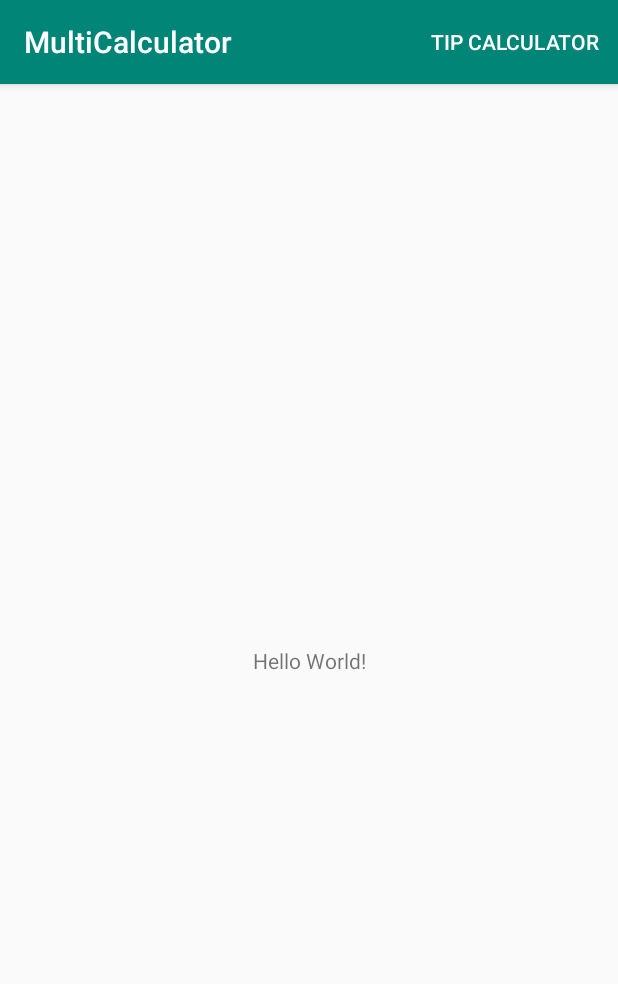
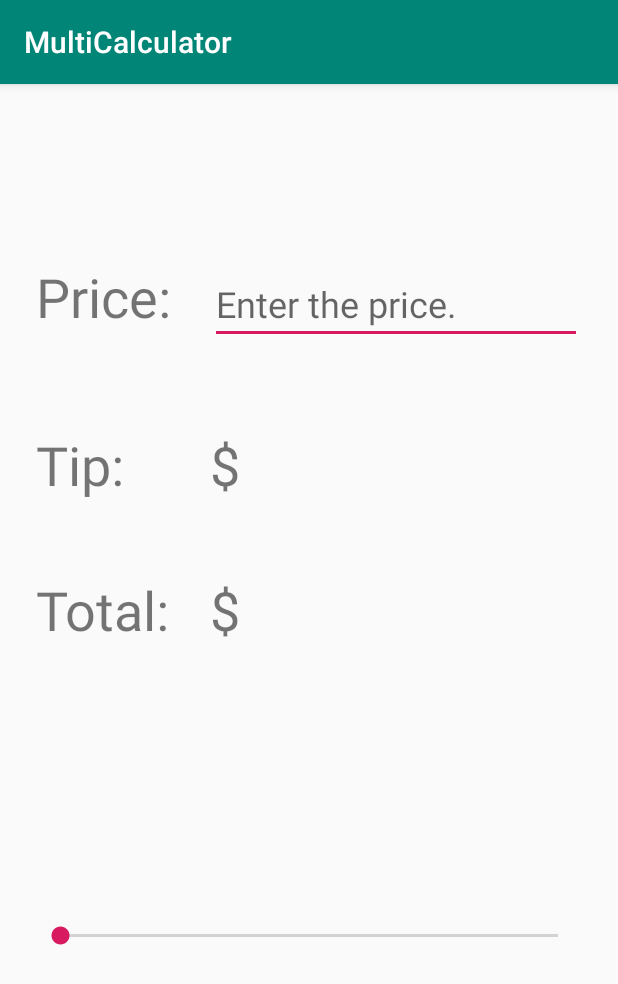
Before and after one commit to stephencordasco/MultiCalculator, an Android app: the screen it shows after launch (MainActivity before the commit, TipCalculatorActivity after it), after a tap on "TIP CALCULATOR", on a phone screen of 412 x 824 dp. Shown: the top 984 px of the screen. Run offline under Robolectric (Android 15) with nearby library versions, the phone set to English and light mode, and no system bars.

Commit message:
Action bar menu item creates second activity, TipCalculatorActivity. Designed layout for TipCalculatorActivity.

```diff
--- a/app/build.gradle
+++ b/app/build.gradle
@@ -24,7 +24,7 @@ android {
 
 dependencies {
     implementation fileTree(dir: 'libs', include: ['*.jar'])
-    implementation"org.jetbrains.kotlin:kotlin-stdlib-jdk7:$kotlin_version"
+    implementation "org.jetbrains.kotlin:kotlin-stdlib-jdk7:$kotlin_version"
     implementation 'com.android.support:appcompat-v7:28.0.0'
     implementation 'com.android.support.constraint:constraint-layout:1.1.3'
     testImplementation 'junit:junit:4.12'
--- a/app/src/main/AndroidManifest.xml
+++ b/app/src/main/AndroidManifest.xml
@@ -16,6 +16,8 @@
                 <category android:name="android.intent.category.LAUNCHER"/>
             </intent-filter>
         </activity>
+        <activity android:name=".TipCalculatorActivity">
+        </activity>
     </application>
 
 </manifest>
--- a/app/src/main/java/com/example/steph/multicalculator/MainActivity.kt
+++ b/app/src/main/java/com/example/steph/multicalculator/MainActivity.kt
@@ -1,10 +1,10 @@
 package com.example.steph.multicalculator
 
+import android.content.Intent
 import android.support.v7.app.AppCompatActivity
 import android.os.Bundle
 import android.view.Menu
 import android.view.MenuItem
-import android.widget.Toast
 
 class MainActivity : AppCompatActivity() {
 
@@ -21,8 +21,8 @@ class MainActivity : AppCompatActivity() {
     override fun onOptionsItemSelected(item: MenuItem?): Boolean {
         return when (item?.itemId) {
             R.id.tipCalculator -> {
-                Toast.makeText(this, "You selected ${item.title}", Toast.LENGTH_SHORT).show()
-                item.setShowAsAction(MenuItem.SHOW_AS_ACTION_ALWAYS)
+                val i = Intent(this, TipCalculatorActivity::class.java)
+                startActivity(i)
                 true
             }
             else -> {
--- /dev/null
+++ b/app/src/main/java/com/example/steph/multicalculator/TipCalculatorActivity.kt
@@ -0,0 +1,28 @@
+package com.example.steph.multicalculator
+
+import android.support.v7.app.AppCompatActivity
+import android.os.Bundle
+import android.widget.SeekBar
+import kotlinx.android.synthetic.main.activity_tip_calculator.*
+
+class TipCalculatorActivity : AppCompatActivity() {
+
+    override fun onCreate(savedInstanceState: Bundle?) {
+        super.onCreate(savedInstanceState)
+        setContentView(R.layout.activity_tip_calculator)
+
+        seekBar?.setOnSeekBarChangeListener(object : SeekBar.OnSeekBarChangeListener {
+            override fun onProgressChanged(seekBar: SeekBar?, progress: Int, fromUser: Boolean) {
+
+            }
+
+            override fun onStartTrackingTouch(seekBar: SeekBar?) {
+
+            }
+
+            override fun onStopTrackingTouch(seekBar: SeekBar?) {
+
+            }
+        })
+    }
+}
--- /dev/null
+++ b/app/src/main/res/layout/activity_tip_calculator.xml
@@ -0,0 +1,74 @@
+<?xml version="1.0" encoding="utf-8"?>
+<android.support.constraint.ConstraintLayout
+        xmlns:android="http://schemas.android.com/apk/res/android"
+        xmlns:tools="http://schemas.android.com/tools"
+        xmlns:app="http://schemas.android.com/apk/res-auto"
+        android:layout_width="match_parent"
+        android:layout_height="match_parent"
+        tools:context=".TipCalculatorActivity">
+
+    <TextView
+            android:text="@string/price_text_view"
+            android:layout_width="100dp"
+            android:layout_height="wrap_content"
+            android:id="@+id/priceTextView"
+            android:textSize="36sp"
+            app:layout_constraintBaseline_toBaselineOf="@+id/priceEditText"
+            app:layout_constraintStart_toStartOf="parent" android:layout_marginStart="24dp"/>
+    <TextView
+            android:text="@string/tip_text_view"
+            android:layout_width="100dp"
+            android:layout_height="wrap_content"
+            android:id="@+id/tipTextView"
+            android:textSize="36sp"
+            app:layout_constraintStart_toStartOf="parent"
+            android:layout_marginStart="24dp" app:layout_constraintBaseline_toBaselineOf="@+id/tipTextView2"/>
+    <TextView
+            android:text="@string/total_text_view"
+            android:layout_width="100dp"
+            android:layout_height="wrap_content"
+            android:id="@+id/totalTextView"
+            android:textSize="36sp"
+            app:layout_constraintStart_toStartOf="parent"
+            android:layout_marginStart="24dp" app:layout_constraintBaseline_toBaselineOf="@+id/totalTextView2"/>
+    <SeekBar
+            android:layout_width="0dp"
+            android:layout_height="wrap_content"
+            android:id="@+id/seekBar"
+            android:layout_marginBottom="16dp"
+            app:layout_constraintBottom_toBottomOf="parent" app:layout_constraintStart_toStartOf="parent"
+            android:layout_marginStart="24dp" app:layout_constraintEnd_toEndOf="parent" android:layout_marginEnd="24dp"
+            android:layout_marginTop="8dp" app:layout_constraintTop_toBottomOf="@+id/totalTextView2"/>
+    <TextView
+            android:layout_width="wrap_content"
+            android:layout_height="wrap_content"
+            android:id="@+id/tipTextView2"
+            android:text="$"
+            android:textSize="36sp"
+            app:layout_constraintStart_toEndOf="@+id/tipTextView" android:layout_marginStart="16dp"
+            app:layout_constraintEnd_toEndOf="parent" android:layout_marginEnd="8dp"
+            app:layout_constraintHorizontal_bias="0.0" android:layout_marginTop="56dp"
+            app:layout_constraintTop_toBottomOf="@+id/priceEditText"/>
+    <TextView
+            android:layout_width="wrap_content"
+            android:layout_height="wrap_content"
+            android:id="@+id/totalTextView2"
+            android:text="$"
+            android:textSize="36sp"
+            app:layout_constraintStart_toEndOf="@+id/totalTextView"
+            android:layout_marginStart="16dp" app:layout_constraintEnd_toEndOf="parent" android:layout_marginEnd="8dp"
+            app:layout_constraintHorizontal_bias="0.0" android:layout_marginTop="48dp"
+            app:layout_constraintTop_toBottomOf="@+id/tipTextView2"/>
+    <EditText
+            android:layout_width="0dp"
+            android:layout_height="wrap_content"
+            android:inputType="numberDecimal"
+            android:ems="10"
+            android:id="@+id/priceEditText"
+            android:hint="@string/enter_price"
+            android:textSize="24sp" app:layout_constraintStart_toEndOf="@+id/priceTextView"
+            app:layout_constraintEnd_toEndOf="parent" android:layout_marginEnd="24dp" android:layout_marginStart="16dp"
+            android:layout_marginTop="120dp" app:layout_constraintTop_toTopOf="parent"
+            app:layout_constraintHorizontal_bias="0.0" />
+
+</android.support.constraint.ConstraintLayout>
--- a/app/src/main/res/values/strings.xml
+++ b/app/src/main/res/values/strings.xml
@@ -1,4 +1,8 @@
 <resources>
     <string name="app_name">MultiCalculator</string>
     <string name="tip_calculator">Tip Calculator</string>
+    <string name="price_text_view">Price:</string>
+    <string name="tip_text_view">Tip:</string>
+    <string name="total_text_view">Total:</string>
+    <string name="enter_price">Enter the price.</string>
 </resources>
--- a/build.gradle
+++ b/build.gradle
@@ -9,6 +9,7 @@ buildscript {
     dependencies {
         classpath 'com.android.tools.build:gradle:3.2.1'
         classpath "org.jetbrains.kotlin:kotlin-gradle-plugin:$kotlin_version"
+        classpath "org.jetbrains.kotlin:kotlin-android-extensions:$kotlin_version"
 
         // NOTE: Do not place your application dependencies here; they belong
         // in the individual module build.gradle files
```
